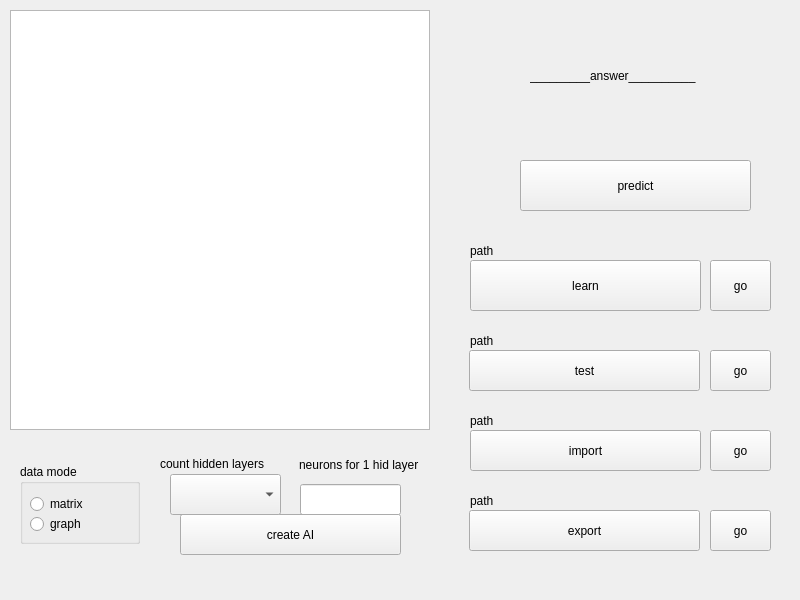
Above: src/Neuro/controller.ui from andreymisyurov/mlp before the change. Below: the same form after it.
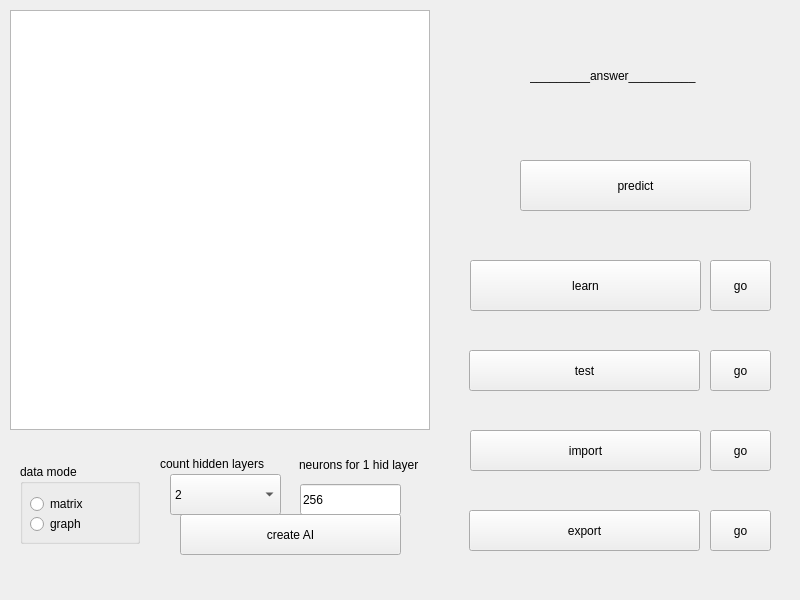
That is the form after the change.

The edit to the form file:
```diff
--- a/src/Neuro/controller.ui
+++ b/src/Neuro/controller.ui
@@ -22,6 +22,9 @@
      <height>31</height>
     </rect>
    </property>
+   <property name="text">
+    <string>256</string>
+   </property>
   </widget>
   <widget class="QLabel" name="l_answer">
    <property name="geometry">
@@ -69,7 +72,7 @@
     </rect>
    </property>
    <property name="text">
-    <string>path</string>
+    <string/>
    </property>
   </widget>
   <widget class="QPushButton" name="b_create_AI">
@@ -121,7 +124,7 @@
     </rect>
    </property>
    <property name="text">
-    <string>path</string>
+    <string/>
    </property>
   </widget>
   <widget class="QPushButton" name="b_do_import">
@@ -147,7 +150,7 @@
     </rect>
    </property>
    <property name="text">
-    <string>path</string>
+    <string/>
    </property>
   </widget>
   <widget class="QPushButton" name="b_path_export">
@@ -199,7 +202,7 @@
     </rect>
    </property>
    <property name="text">
-    <string>path</string>
+    <string/>
    </property>
   </widget>
   <widget class="QGroupBox" name="gr_data_mode">
@@ -276,6 +279,26 @@
      <height>41</height>
     </rect>
    </property>
+   <item>
+    <property name="text">
+     <string>2</string>
+    </property>
+   </item>
+   <item>
+    <property name="text">
+     <string>3</string>
+    </property>
+   </item>
+   <item>
+    <property name="text">
+     <string>4</string>
+    </property>
+   </item>
+   <item>
+    <property name="text">
+     <string>5</string>
+    </property>
+   </item>
   </widget>
   <widget class="QLabel" name="l_count_layers">
    <property name="geometry">
```
